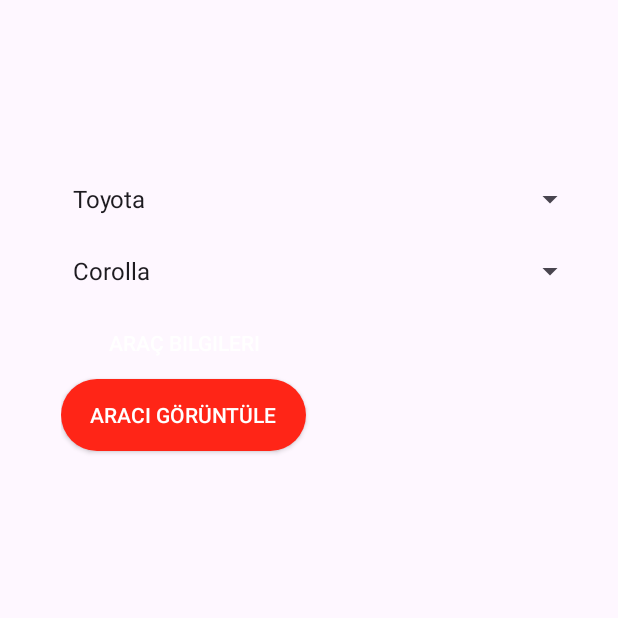
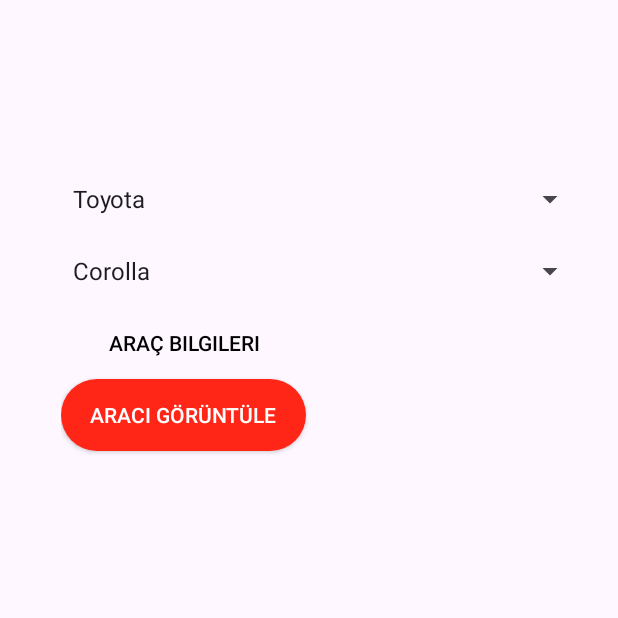
Before and after one commit to MustafaIncee/AR-Project, an Android app: the screen it shows after launch (ScreenActivity), on a phone screen of 412 x 824 dp, the top half of it. Run offline under Robolectric (Android 15) with nearby library versions, the phone set to English and light mode, and no system bars.

Commit message:
button changed

```diff
--- a/app/src/main/res/layout/activity_screen.xml
+++ b/app/src/main/res/layout/activity_screen.xml
@@ -51,7 +51,7 @@
                 android:layout_height="48dp"
                 android:background="@drawable/aracbilgibutton"
                 android:text="Araç Bilgileri"
-                android:textColor="@color/design_default_color_background"
+                android:textColor="@color/black"
                 android:textColorHighlight="@color/design_default_color_error"
                 android:textColorHint="#FE2517"
                 android:textColorLink="#FE2517"
```
